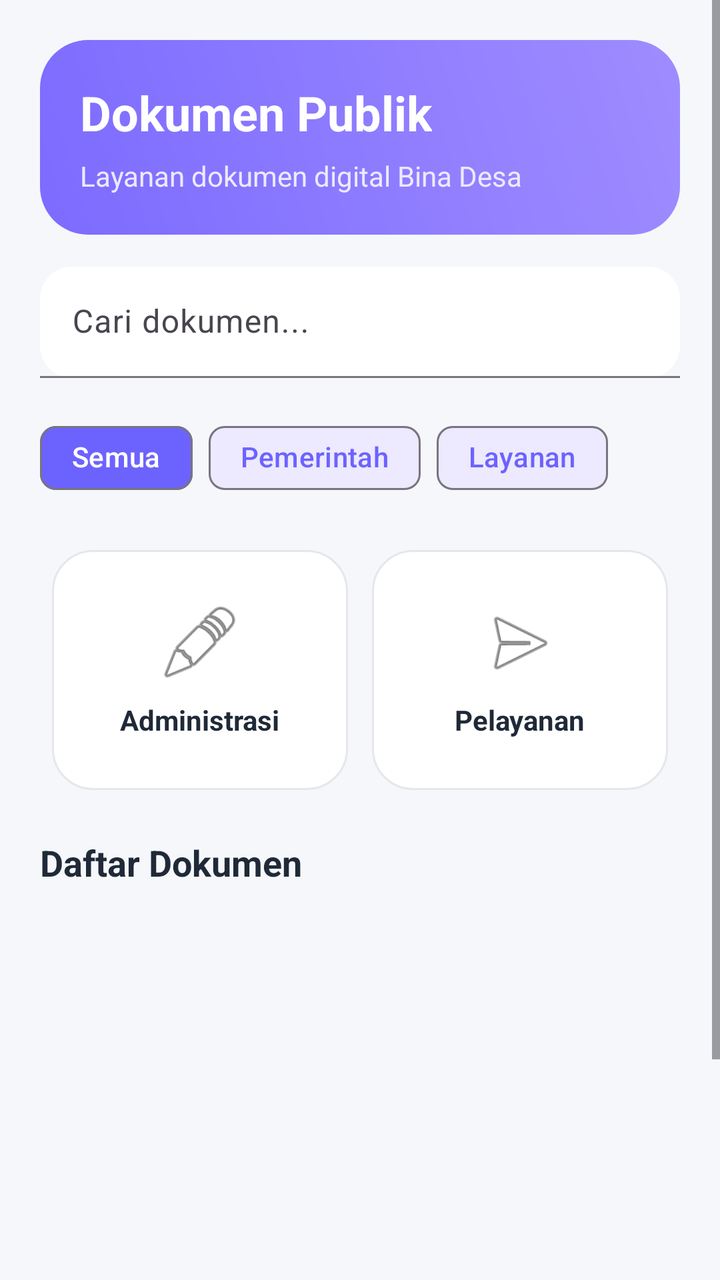
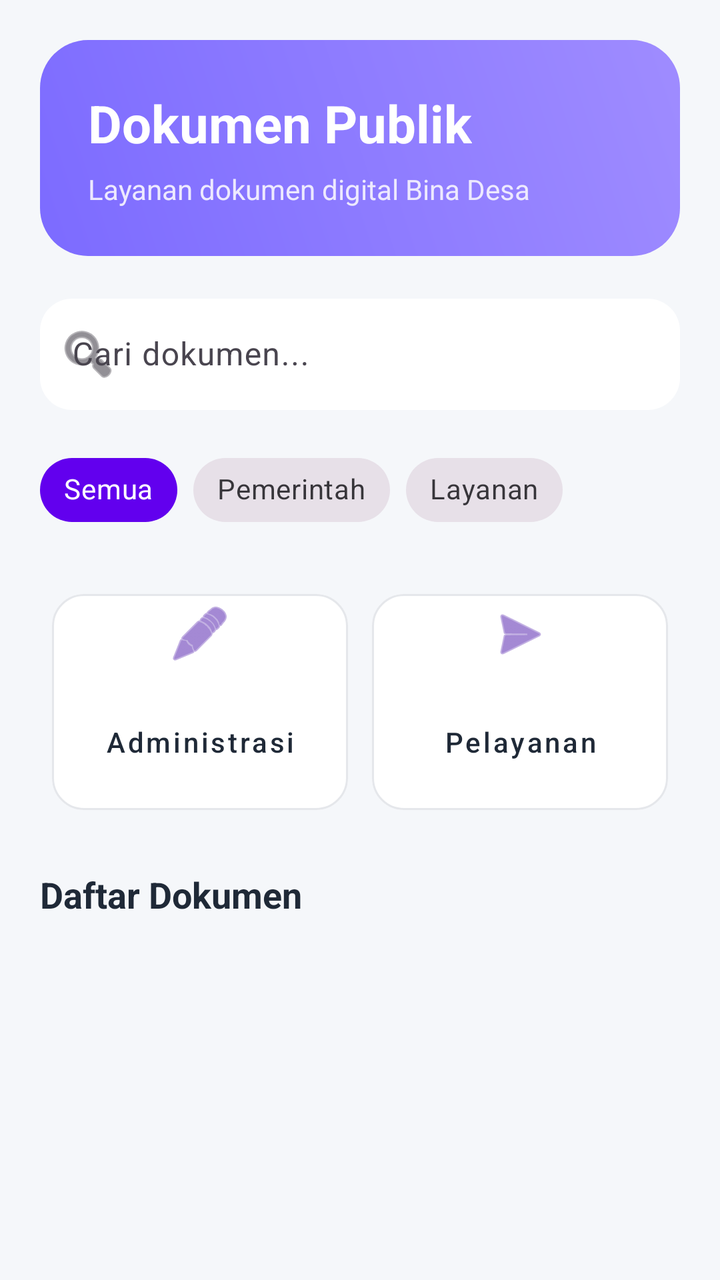

An Android layout rendered at two revisions. The XML below is the earlier revision; the diff shows what the commit changed to produce the second picture.
<!-- AndroidManifest.xml: application theme Theme.Anaanlume -->
<!-- res/layout/activity_dokumen.xml -->
<?xml version="1.0" encoding="utf-8"?>
<androidx.constraintlayout.widget.ConstraintLayout
    xmlns:android="http://schemas.android.com/apk/res/android"
    xmlns:app="http://schemas.android.com/apk/res-auto"
    xmlns:tools="http://schemas.android.com/tools"
    android:id="@+id/main"
    android:layout_width="match_parent"
    android:layout_height="match_parent"
    android:background="#F5F7FA"
    tools:context=".Home.dokumen.DokumenActivity">

    
    <ScrollView
        android:layout_width="match_parent"
        android:layout_height="match_parent">

        <LinearLayout
            android:layout_width="match_parent"
            android:layout_height="wrap_content"
            android:orientation="vertical"
            android:padding="20dp">

            
            <LinearLayout
                android:layout_width="match_parent"
                android:layout_height="wrap_content"
                android:orientation="vertical"
                android:padding="20dp"
                android:background="@drawable/bg_header_dokumen"
                android:layout_marginBottom="16dp">

                <TextView
                    android:layout_width="wrap_content"
                    android:layout_height="wrap_content"
                    android:text="Dokumen Publik"
                    android:textSize="24sp"
                    android:textStyle="bold"
                    android:textColor="#FFFFFF"/>

                <TextView
                    android:layout_width="wrap_content"
                    android:layout_height="wrap_content"
                    android:text="Layanan dokumen digital Bina Desa"
                    android:textSize="14sp"
                    android:textColor="#EDE9FE"
                    android:paddingTop="6dp"/>

            </LinearLayout>

            
            <com.google.android.material.textfield.TextInputLayout
                android:layout_width="match_parent"
                android:layout_height="wrap_content"
                android:hint="Cari dokumen..."
                app:boxBackgroundMode="filled"
                app:boxCornerRadiusTopStart="16dp"
                app:boxCornerRadiusTopEnd="16dp"
                app:boxCornerRadiusBottomStart="16dp"
                app:boxCornerRadiusBottomEnd="16dp"
                app:boxBackgroundColor="#FFFFFF"
                android:layout_marginBottom="16dp">

                <com.google.android.material.textfield.TextInputEditText
                    android:layout_width="match_parent"
                    android:layout_height="wrap_content"/>
            </com.google.android.material.textfield.TextInputLayout>

            
            <com.google.android.material.chip.ChipGroup
                android:layout_width="match_parent"
                android:layout_height="wrap_content"
                app:singleSelection="true"
                android:layout_marginBottom="16dp">

                <com.google.android.material.chip.Chip
                    android:id="@+id/chipSemua"
                    android:layout_width="wrap_content"
                    android:layout_height="wrap_content"
                    android:text="Semua"
                    android:textColor="#FFFFFF"
                    android:checked="true"
                    app:chipBackgroundColor="#6C63FF"/>

                <com.google.android.material.chip.Chip
                    android:id="@+id/chipPemerintah"
                    android:layout_width="wrap_content"
                    android:layout_height="wrap_content"
                    android:text="Pemerintah"
                    android:textColor="#6C63FF"
                    app:chipBackgroundColor="#EDE9FE"/>

                <com.google.android.material.chip.Chip
                    android:id="@+id/chipLayanan"
                    android:layout_width="wrap_content"
                    android:layout_height="wrap_content"
                    android:text="Layanan"
                    android:textColor="#6C63FF"
                    app:chipBackgroundColor="#EDE9FE"/>

            </com.google.android.material.chip.ChipGroup>

            
            <GridLayout
                android:layout_width="match_parent"
                android:layout_height="wrap_content"
                android:columnCount="2"
                android:layout_marginBottom="18dp">

                
                <LinearLayout
                    android:layout_width="0dp"
                    android:layout_height="120dp"
                    android:layout_columnWeight="1"
                    android:layout_margin="6dp"
                    android:background="@drawable/bg_menu_card"
                    android:gravity="center"
                    android:orientation="vertical"
                    android:padding="12dp">

                    
                    <ImageView
                        android:layout_width="42dp"
                        android:layout_height="42dp"
                        android:src="@android:drawable/ic_menu_edit"/>

                    <TextView
                        android:layout_width="wrap_content"
                        android:layout_height="wrap_content"
                        android:text="Administrasi"
                        android:textStyle="bold"
                        android:textColor="#1F2937"
                        android:paddingTop="8dp"/>
                </LinearLayout>

                
                <LinearLayout
                    android:layout_width="0dp"
                    android:layout_height="120dp"
                    android:layout_columnWeight="1"
                    android:layout_margin="6dp"
                    android:background="@drawable/bg_menu_card"
                    android:gravity="center"
                    android:orientation="vertical"
                    android:padding="12dp">

                    
                    <ImageView
                        android:layout_width="42dp"
                        android:layout_height="42dp"
                        android:src="@android:drawable/ic_menu_send"/>

                    <TextView
                        android:layout_width="wrap_content"
                        android:layout_height="wrap_content"
                        android:text="Pelayanan"
                        android:textStyle="bold"
                        android:textColor="#1F2937"
                        android:paddingTop="8dp"/>
                </LinearLayout>

            </GridLayout>

            
            <TextView
                android:layout_width="match_parent"
                android:layout_height="wrap_content"
                android:text="Daftar Dokumen"
                android:textSize="18sp"
                android:textStyle="bold"
                android:textColor="#1F2937"
                android:paddingBottom="10dp"/>

            
            <ListView
                android:id="@+id/listDokumen"
                android:layout_width="match_parent"
                android:layout_height="300dp"
                android:divider="@android:color/transparent"
                android:dividerHeight="10dp"/>

        </LinearLayout>

    </ScrollView>

</androidx.constraintlayout.widget.ConstraintLayout>
<!-- resources referenced by this layout -->
<resources>
  <!-- drawable bg_header_dokumen (drawable) -->
  <?xml version="1.0" encoding="utf-8"?>
  <shape xmlns:android="http://schemas.android.com/apk/res/android">
  
      <gradient
          android:startColor="#7C6BFF"
          android:endColor="#9F8CFF"
          android:angle="45"/>
  
      <corners
          android:radius="24dp"/>
  
  </shape>
  <!-- drawable bg_menu_card (drawable) -->
  <?xml version="1.0" encoding="utf-8"?>
  <shape xmlns:android="http://schemas.android.com/apk/res/android">
  
      <solid android:color="#FFFFFF"/>
  
      <corners
          android:radius="20dp"/>
  
      <stroke
          android:width="1dp"
          android:color="#E5E7EB"/>
  
  </shape>
  <style name="Theme.Anaanlume" parent="Base.Theme.Anaanlume" />
  <style name="Base.Theme.Anaanlume" parent="Theme.Material3.DayNight.NoActionBar">
          
          
      </style>
</resources>

<!-- the commit's change to res/layout/activity_dokumen.xml (unified diff, before → after) -->
@@ -10,9 +10,10 @@
     tools:context=".Home.dokumen.DokumenActivity">
 
     
-    <ScrollView
+    <androidx.core.widget.NestedScrollView
         android:layout_width="match_parent"
-        android:layout_height="match_parent">
+        android:layout_height="match_parent"
+        android:fillViewport="true">
 
         <LinearLayout
             android:layout_width="match_parent"
@@ -25,7 +26,7 @@
                 android:layout_width="match_parent"
                 android:layout_height="wrap_content"
                 android:orientation="vertical"
-                android:padding="20dp"
+                android:padding="24dp"
                 android:background="@drawable/bg_header_dokumen"
                 android:layout_marginBottom="16dp">
 
@@ -33,7 +34,7 @@
                     android:layout_width="wrap_content"
                     android:layout_height="wrap_content"
                     android:text="Dokumen Publik"
-                    android:textSize="24sp"
+                    android:textSize="26sp"
                     android:textStyle="bold"
                     android:textColor="#FFFFFF"/>
 
@@ -52,17 +53,21 @@
                 android:layout_width="match_parent"
                 android:layout_height="wrap_content"
                 android:hint="Cari dokumen..."
-                app:boxBackgroundMode="filled"
+                app:startIconDrawable="@android:drawable/ic_menu_search"
+                app:boxStrokeWidth="0dp"
+                app:boxStrokeWidthFocused="0dp"
                 app:boxCornerRadiusTopStart="16dp"
                 app:boxCornerRadiusTopEnd="16dp"
                 app:boxCornerRadiusBottomStart="16dp"
                 app:boxCornerRadiusBottomEnd="16dp"
                 app:boxBackgroundColor="#FFFFFF"
-                android:layout_marginBottom="16dp">
+                android:layout_marginBottom="16dp"
+                app:elevation="2dp">
 
                 <com.google.android.material.textfield.TextInputEditText
                     android:layout_width="match_parent"
-                    android:layout_height="wrap_content"/>
+                    android:layout_height="wrap_content"
+                    android:inputType="text"/>
             </com.google.android.material.textfield.TextInputLayout>
 
             
@@ -74,28 +79,27 @@
 
                 <com.google.android.material.chip.Chip
                     android:id="@+id/chipSemua"
+                    style="@style/Widget.MaterialComponents.Chip.Choice"
                     android:layout_width="wrap_content"
                     android:layout_height="wrap_content"
                     android:text="Semua"
-                    android:textColor="#FFFFFF"
                     android:checked="true"
-                    app:chipBackgroundColor="#6C63FF"/>
+                    app:chipBackgroundColor="@color/purple_500"
+                    android:textColor="@android:color/white"/>
 
                 <com.google.android.material.chip.Chip
                     android:id="@+id/chipPemerintah"
+                    style="@style/Widget.MaterialComponents.Chip.Choice"
                     android:layout_width="wrap_content"
                     android:layout_height="wrap_content"
-                    android:text="Pemerintah"
-                    android:textColor="#6C63FF"
-                    app:chipBackgroundColor="#EDE9FE"/>
+                    android:text="Pemerintah" />
 
                 <com.google.android.material.chip.Chip
                     android:id="@+id/chipLayanan"
+                    style="@style/Widget.MaterialComponents.Chip.Choice"
                     android:layout_width="wrap_content"
                     android:layout_height="wrap_content"
-                    android:text="Layanan"
-                    android:textColor="#6C63FF"
-                    app:chipBackgroundColor="#EDE9FE"/>
+                    android:text="Layanan" />
 
             </com.google.android.material.chip.ChipGroup>
 
@@ -106,57 +110,43 @@
                 android:columnCount="2"
                 android:layout_marginBottom="18dp">
 
-                
-                <LinearLayout
+                <com.google.android.material.button.MaterialButton
+                    android:id="@+id/btnAdministrasi"
+                    style="@style/Widget.MaterialComponents.Button.OutlinedButton"
                     android:layout_width="0dp"
                     android:layout_height="120dp"
                     android:layout_columnWeight="1"
                     android:layout_margin="6dp"
-                    android:background="@drawable/bg_menu_card"
-                    android:gravity="center"
-                    android:orientation="vertical"
-                    android:padding="12dp">
+                    android:text="Administrasi"
+                    android:textAllCaps="false"
+                    android:textColor="#1F2937"
+                    app:icon="@android:drawable/ic_menu_edit"
+                    app:iconGravity="top"
+                    app:iconPadding="8dp"
+                    app:iconSize="32dp"
+                    app:iconTint="#673AB7"
+                    app:cornerRadius="16dp"
+                    app:strokeColor="#E5E7EB"
+                    android:backgroundTint="#FFFFFF"/>
 
-                    
-                    <ImageView
-                        android:layout_width="42dp"
-                        android:layout_height="42dp"
-                        android:src="@android:drawable/ic_menu_edit"/>
-
-                    <TextView
-                        android:layout_width="wrap_content"
-                        android:layout_height="wrap_content"
-                        android:text="Administrasi"
-                        android:textStyle="bold"
-                        android:textColor="#1F2937"
-                        android:paddingTop="8dp"/>
-                </LinearLayout>
-
-                
-                <LinearLayout
+                <com.google.android.material.button.MaterialButton
+                    android:id="@+id/btnPelayanan"
+                    style="@style/Widget.MaterialComponents.Button.OutlinedButton"
                     android:layout_width="0dp"
                     android:layout_height="120dp"
                     android:layout_columnWeight="1"
                     android:layout_margin="6dp"
-                    android:background="@drawable/bg_menu_card"
-                    android:gravity="center"
-                    android:orientation="vertical"
-                    android:padding="12dp">
-
-                    
-                    <ImageView
-                        android:layout_width="42dp"
-                        android:layout_height="42dp"
-                        android:src="@android:drawable/ic_menu_send"/>
-
-                    <TextView
-                        android:layout_width="wrap_content"
-                        android:layout_height="wrap_content"
-                        android:text="Pelayanan"
-                        android:textStyle="bold"
-                        android:textColor="#1F2937"
-                        android:paddingTop="8dp"/>
-                </LinearLayout>
+                    android:text="Pelayanan"
+                    android:textAllCaps="false"
+                    android:textColor="#1F2937"
+                    app:icon="@android:drawable/ic_menu_send"
+                    app:iconGravity="top"
+                    app:iconPadding="8dp"
+                    app:iconSize="32dp"
+                    app:iconTint="#673AB7"
+                    app:cornerRadius="16dp"
+                    app:strokeColor="#E5E7EB"
+                    android:backgroundTint="#FFFFFF"/>
 
             </GridLayout>
 
@@ -174,12 +164,13 @@
             <ListView
                 android:id="@+id/listDokumen"
                 android:layout_width="match_parent"
-                android:layout_height="300dp"
+                android:layout_height="400dp"
                 android:divider="@android:color/transparent"
-                android:dividerHeight="10dp"/>
+                android:dividerHeight="10dp"
+                android:nestedScrollingEnabled="true"/>
 
         </LinearLayout>
 
-    </ScrollView>
+    </androidx.core.widget.NestedScrollView>
 
 </androidx.constraintlayout.widget.ConstraintLayout>
<!-- resource entries referenced after the edit -->
@@ -1,5 +1,6 @@
 <!-- resources referenced by this layout -->
 <resources>
+  <color name="purple_500">#6200EE</color>
   <!-- drawable bg_header_dokumen (drawable) -->
   <?xml version="1.0" encoding="utf-8"?>
   <shape xmlns:android="http://schemas.android.com/apk/res/android">
@@ -13,20 +14,6 @@
           android:radius="24dp"/>
   
   </shape>
-  <!-- drawable bg_menu_card (drawable) -->
-  <?xml version="1.0" encoding="utf-8"?>
-  <shape xmlns:android="http://schemas.android.com/apk/res/android">
-  
-      <solid android:color="#FFFFFF"/>
-  
-      <corners
-          android:radius="20dp"/>
-  
-      <stroke
-          android:width="1dp"
-          android:color="#E5E7EB"/>
-  
-  </shape>
   <style name="Theme.Anaanlume" parent="Base.Theme.Anaanlume" />
   <style name="Base.Theme.Anaanlume" parent="Theme.Material3.DayNight.NoActionBar">
           
